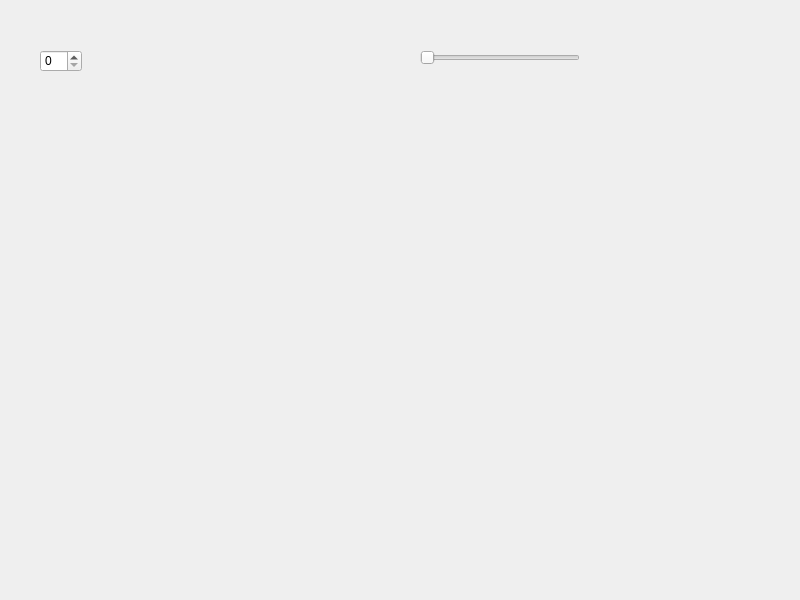
Qt form widget.ui (41343206/SpinBox) before a commit.
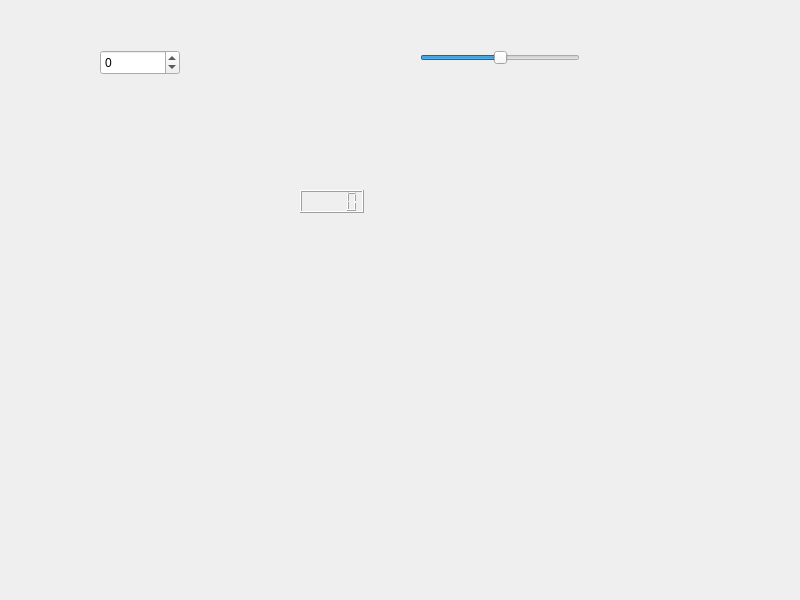
The same form after that commit.

```diff
--- a/widget.ui
+++ b/widget.ui
@@ -14,14 +14,29 @@
    <string>Widget</string>
   </property>
   <widget class="QSpinBox" name="spinBox">
+   <property name="enabled">
+    <bool>true</bool>
+   </property>
    <property name="geometry">
     <rect>
-     <x>40</x>
+     <x>100</x>
      <y>50</y>
-     <width>42</width>
-     <height>22</height>
+     <width>80</width>
+     <height>25</height>
     </rect>
    </property>
+   <property name="minimumSize">
+    <size>
+     <width>0</width>
+     <height>0</height>
+    </size>
+   </property>
+   <property name="minimum">
+    <number>-100</number>
+   </property>
+   <property name="maximum">
+    <number>100</number>
+   </property>
   </widget>
   <widget class="QSlider" name="horizontalSlider">
    <property name="geometry">
@@ -32,10 +47,26 @@
      <height>16</height>
     </rect>
    </property>
+   <property name="minimum">
+    <number>-100</number>
+   </property>
+   <property name="maximum">
+    <number>100</number>
+   </property>
    <property name="orientation">
     <enum>Qt::Orientation::Horizontal</enum>
    </property>
   </widget>
+  <widget class="QLCDNumber" name="lcdNumber">
+   <property name="geometry">
+    <rect>
+     <x>300</x>
+     <y>190</y>
+     <width>64</width>
+     <height>23</height>
+    </rect>
+   </property>
+  </widget>
  </widget>
  <resources/>
  <connections>
```
Left out of the diff: 50 changed lines with no effect on the pictures.
